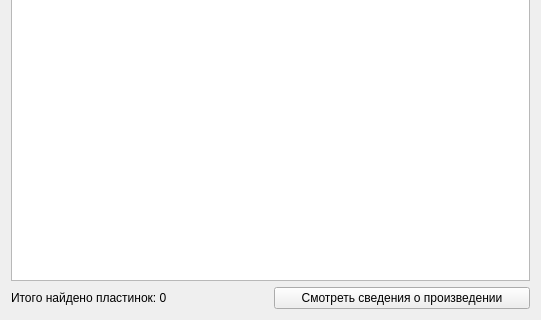
Qt form showwindow.ui (Simon0013/qt_cpp_database_app) before a commit; both pictures show x 0 to 541 and y 209 to 529 of the 541 by 529 pixel window.
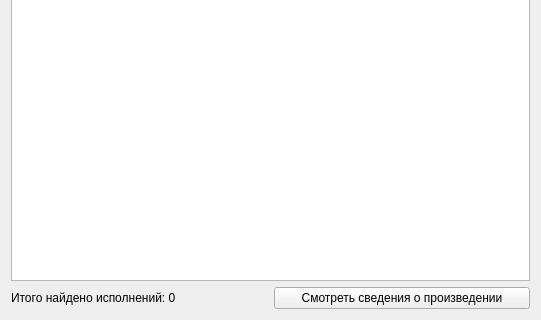
The same form after that commit.

Commit message: Доработка интерфейса просмотра пластинок.

```diff
--- a/showwindow.ui
+++ b/showwindow.ui
@@ -17,7 +17,7 @@
    <item row="4" column="0">
     <widget class="QLabel" name="countLabel">
      <property name="text">
-      <string>Итого найдено пластинок: 0</string>
+      <string>Итого найдено исполнений: 0</string>
      </property>
     </widget>
    </item>
```
Left out of the diff: 6 changed lines with no effect on the pictures. The commit also changes 6 other files.
